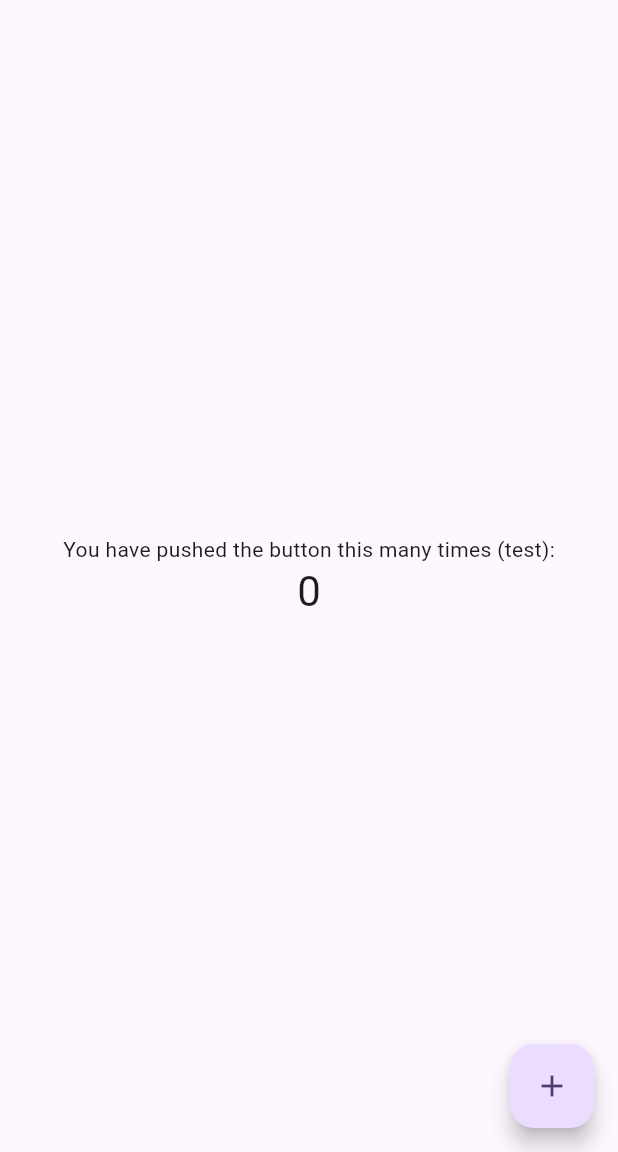
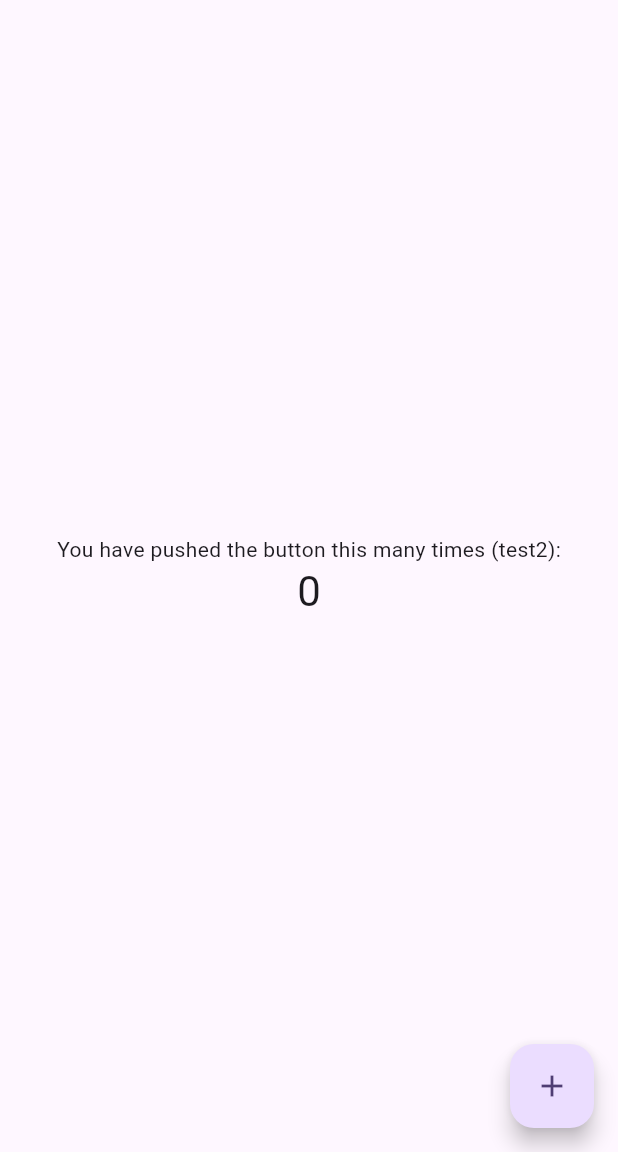
Before and after one commit to malukry/shorebird_test, a Flutter app: the screen it shows after launch, on a phone screen of 412 x 824 dp, the part 84-1236 px from its top. Run offline on Flutter 3.47's test engine with Material 3 defaults, Android fonts, the phone set to English and light mode, and no system bars.

```diff
--- a/lib/main.dart
+++ b/lib/main.dart
@@ -106,7 +106,7 @@ class _MyHomePageState extends State<MyHomePage> {
           mainAxisAlignment: MainAxisAlignment.center,
           children: <Widget>[
             const Text(
-              'You have pushed the button this many times (test):',
+              'You have pushed the button this many times (test2):',
             ),
             Text(
               '$_counter',
```
Also changed, not shown: 2 other files.
